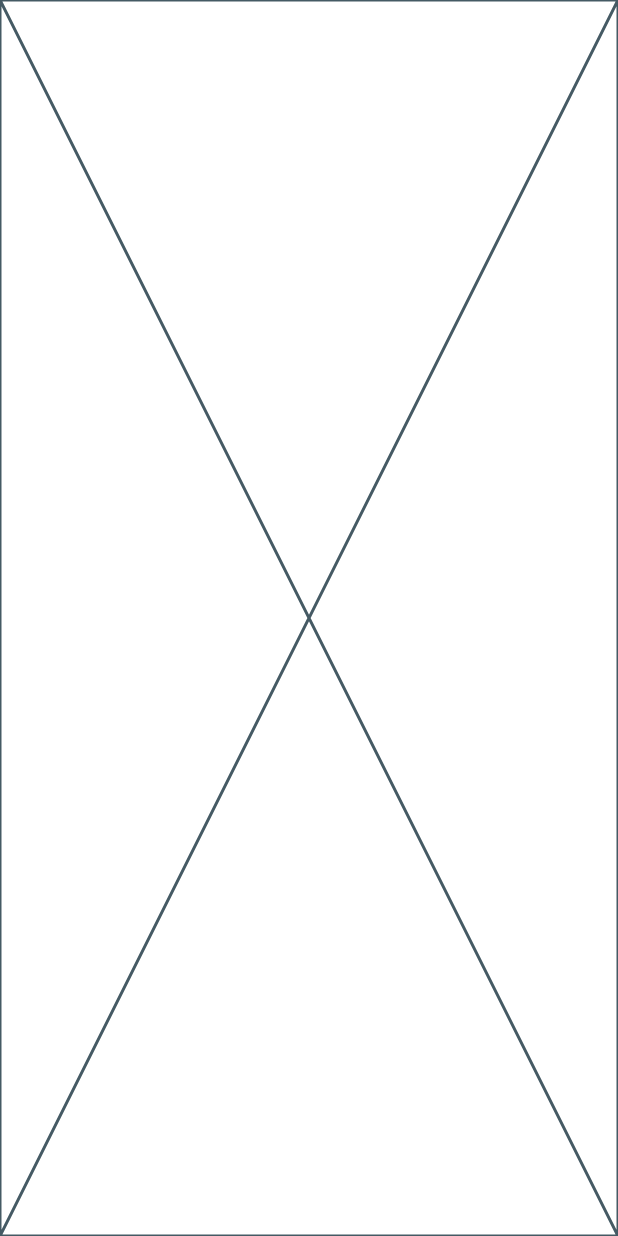
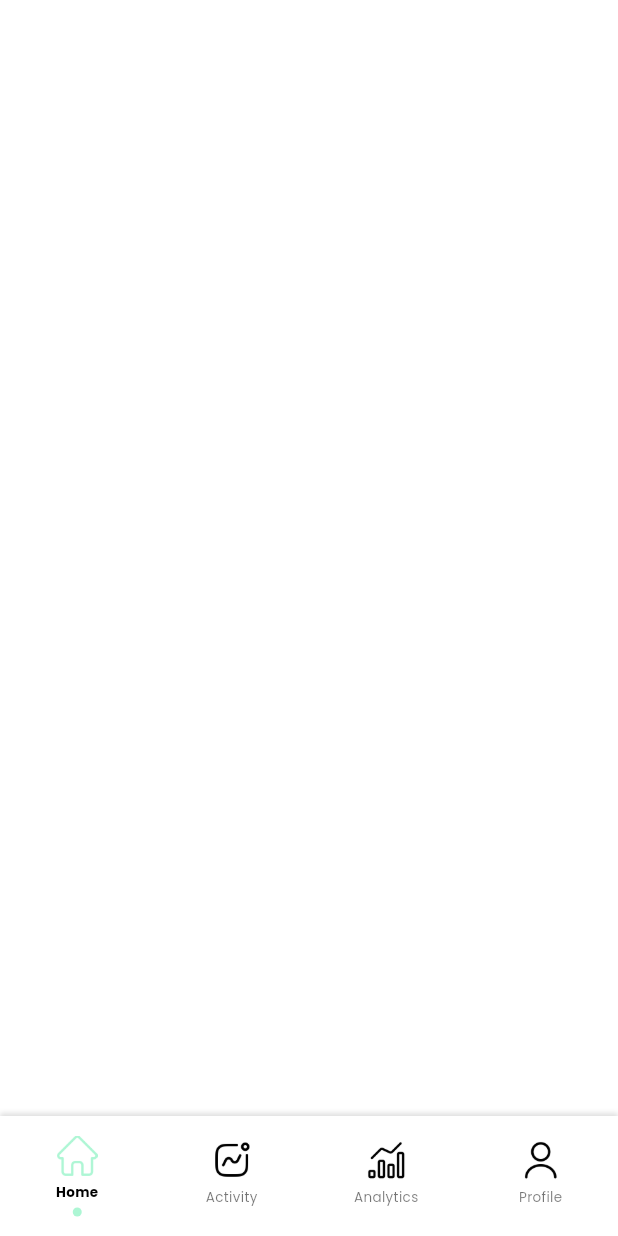
Before and after one commit to rej43/fitrack_new, a Flutter app: the WelcomeView screen opened directly, after a tap on "Go To Home", on a phone screen of 412 x 824 dp. Run offline on Flutter 3.47's test engine with Material 3 defaults, Android fonts, the phone set to English and light mode, and no system bars; our stand-ins replace carousel_slider.

Commit message:
added main view

```diff
--- /dev/null
+++ b/lib/common_widget/tab_button.dart
@@ -0,0 +1,60 @@
+import 'package:fitrack/common/color_extension.dart';
+import 'package:flutter/material.dart';
+
+class TabButton extends StatelessWidget {
+  final String icon;
+  final String label;
+  final VoidCallback onTap;
+  final bool isActive;
+
+  const TabButton({
+    super.key,
+    required this.icon,
+    required this.label,
+    required this.isActive,
+    required this.onTap,
+  });
+
+  @override
+  Widget build(BuildContext context) {
+    return GestureDetector(
+      onTap: onTap,
+      child: SizedBox(
+        width: 60,
+        height: 56,
+        child: Column(
+          mainAxisAlignment: MainAxisAlignment.center,
+          children: [
+            ColorFiltered(
+              colorFilter: ColorFilter.mode(
+                isActive ? TColor.primaryColor1 : TColor.black,
+                BlendMode.srcIn,
+              ),
+              child: Image.asset(icon, width: 27, height: 27),
+            ),
+            const SizedBox(height: 4),
+            Text(
+              label,
+              style: TextStyle(
+                fontSize: 9,
+                fontWeight: isActive ? FontWeight.w600 : FontWeight.normal,
+                color: isActive ? Colors.black : Colors.black54,
+              ),
+              textAlign: TextAlign.center,
+            ),
+            const SizedBox(height: 4),
+            if (isActive)
+              Container(
+                width: 6,
+                height: 6,
+                decoration: BoxDecoration(
+                  color: TColor.primaryColor1,
+                  shape: BoxShape.circle,
+                ),
+              ),
+          ],
+        ),
+      ),
+    );
+  }
+}
--- /dev/null
+++ b/lib/view/home/home_view.dart
@@ -0,0 +1,18 @@
+import 'package:fitrack/common/color_extension.dart';
+import 'package:flutter/material.dart';
+
+class HomeView extends StatefulWidget {
+  const HomeView({super.key});
+
+  @override
+  State<HomeView> createState() => _HomeViewState();
+}
+
+class _HomeViewState extends State<HomeView> {
+  @override
+  Widget build(BuildContext context) {
+    return Scaffold(
+      backgroundColor: TColor.white,
+      );
+  }
+}
--- a/lib/view/login/welcome_view.dart
+++ b/lib/view/login/welcome_view.dart
@@ -1,4 +1,4 @@
-import 'package:fitrack/view/home/home_screen.dart';
+import 'package:fitrack/view/main_tab/maintab_view.dart';
 import 'package:flutter/material.dart';
 import 'package:fitrack/common_widget/round_button.dart';
 import '../../common/color_extension.dart';
@@ -34,7 +34,7 @@ class _WelcomeViewState extends State<WelcomeView> {
               ),
               SizedBox(height: media.width * 0.1),
               Text(
-                "Welcome, Stefani",
+                "Welcome, Pratik",
                 style: TextStyle(
                   color: TColor.black,
                   fontSize: 22,
@@ -53,7 +53,9 @@ class _WelcomeViewState extends State<WelcomeView> {
                 onPressed: () {
                   Navigator.push(
                     context,
-                    MaterialPageRoute(builder: (context) => HomeScreen()),
+                    MaterialPageRoute(
+                      builder: (context) => const MainTabView(),
+                    ),
                   );
                 },
               ),
--- /dev/null
+++ b/lib/view/main_tab/maintab_view.dart
@@ -0,0 +1,91 @@
+import 'package:fitrack/common/color_extension.dart';
+import 'package:fitrack/common_widget/tab_button.dart';
+import 'package:fitrack/view/home/home_view.dart';
+import 'package:flutter/material.dart';
+
+class MainTabView extends StatefulWidget {
+  const MainTabView({super.key});
+
+  @override
+  State<MainTabView> createState() => _MainTabViewState();
+}
+
+class _MainTabViewState extends State<MainTabView> {
+  int selectTab = 0;
+  final PageStorageBucket pageBucket = PageStorageBucket();
+  Widget currentTab = const HomeView();
+
+  @override
+  Widget build(BuildContext context) {
+    return Scaffold(
+      backgroundColor: TColor.white,
+      body: PageStorage(bucket: pageBucket, child: currentTab),
+      bottomNavigationBar: Container(
+        decoration: BoxDecoration(
+          color: TColor.white,
+          boxShadow: [
+            BoxShadow(
+              color: Colors.black12,
+              blurRadius: 2,
+              offset: Offset(0, -2),
+            ),
+          ],
+        ),
+        child: SafeArea( // safe area for bottom notch
+          child: SizedBox(
+            height: 80,
+            child: Row(
+              mainAxisAlignment: MainAxisAlignment.spaceAround,
+              children: [
+                TabButton(
+                  icon: "assets/img/home.png",
+                  label: 'Home',
+                  isActive: selectTab == 0,
+                  onTap: () {
+                    setState(() {
+                      selectTab = 0;
+                      currentTab = const HomeView();
+                    });
+                  },
+                ),
+                TabButton(
+                  icon: "assets/img/activity.png",
+                  label: 'Activity',
+                  isActive: selectTab == 1,
+                  onTap: () {
+                    setState(() {
+                      selectTab = 1;
+                      currentTab = const HomeView(); // placeholder
+                    });
+                  },
+                ),
+                TabButton(
+                  icon: "assets/img/analysis.png",
+                  label: 'Analytics',
+                  isActive: selectTab == 2,
+                  onTap: () {
+                    setState(() {
+                      selectTab = 2;
+                      currentTab = const HomeView(); // placeholder
+                    });
+                  },
+                ),
+                TabButton(
+                  icon: "assets/img/user.png",
+                  label: 'Profile',
+                  isActive: selectTab == 3,
+                  onTap: () {
+                    setState(() {
+                      selectTab = 3;
+                      currentTab = const HomeView(); // placeholder
+                    });
+                  },
+                ),
+              ],
+            ),
+          ),
+        ),
+      ),
+    );
+  }
+}
```
Also changed, not shown: assets/img/activity.png (added), assets/img/analysis.png (added), assets/img/home.png (added), assets/img/user.png (added).
